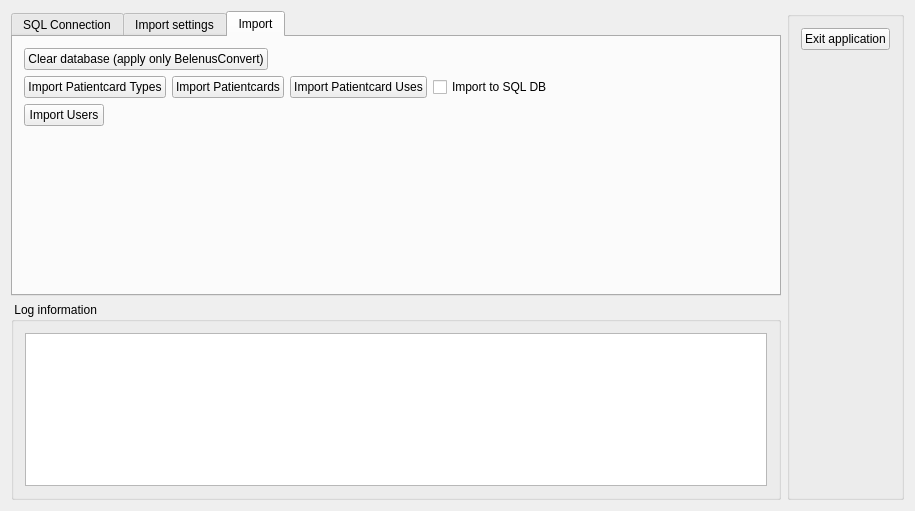
Before: the Qt Designer form dbtool/cdlgmain.ui in tbikfalvi/Belenus, drawn with Qt 5.
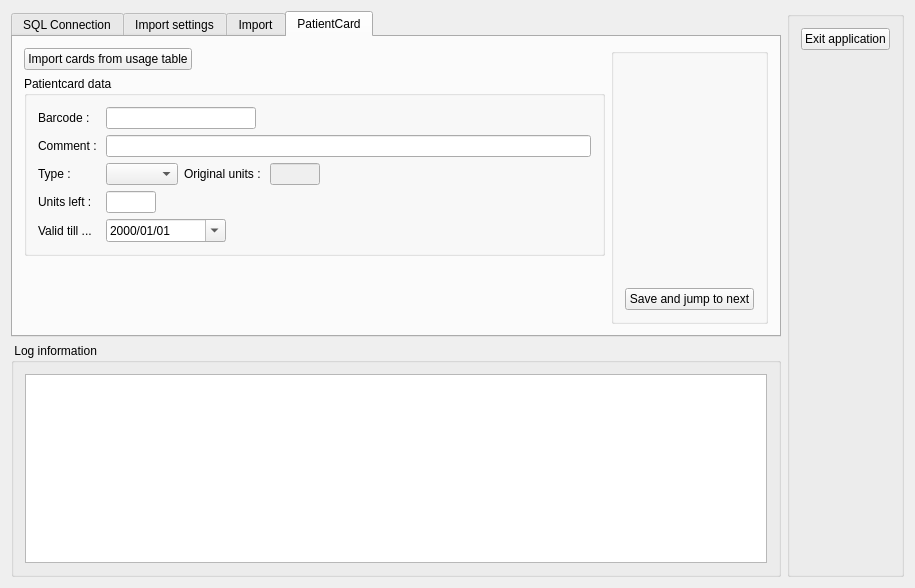
After: the same form once the commit is applied.

Diff of the .ui file:
```diff
--- a/dbtool/cdlgmain.ui
+++ b/dbtool/cdlgmain.ui
@@ -7,7 +7,7 @@
     <x>0</x>
     <y>0</y>
     <width>915</width>
-    <height>511</height>
+    <height>588</height>
    </rect>
   </property>
   <property name="windowTitle">
@@ -19,7 +19,7 @@
      <item>
       <widget class="QTabWidget" name="tabWidget">
        <property name="currentIndex">
-        <number>2</number>
+        <number>3</number>
        </property>
        <widget class="QWidget" name="tab">
         <attribute name="title">
@@ -416,6 +416,206 @@
          </item>
         </layout>
        </widget>
+       <widget class="QWidget" name="tab_4">
+        <attribute name="title">
+         <string>PatientCard</string>
+        </attribute>
+        <layout class="QHBoxLayout" name="horizontalLayout_10">
+         <item>
+          <layout class="QVBoxLayout" name="verticalLayout_8">
+           <item>
+            <layout class="QHBoxLayout" name="horizontalLayout_8">
+             <item>
+              <widget class="QPushButton" name="pbImportFromPCUse">
+               <property name="text">
+                <string>Import cards from usage table</string>
+               </property>
+              </widget>
+             </item>
+             <item>
+              <spacer name="horizontalSpacer_7">
+               <property name="orientation">
+                <enum>Qt::Horizontal</enum>
+               </property>
+               <property name="sizeHint" stdset="0">
+                <size>
+                 <width>40</width>
+                 <height>20</height>
+                </size>
+               </property>
+              </spacer>
+             </item>
+            </layout>
+           </item>
+           <item>
+            <widget class="QGroupBox" name="gbPatientCard">
+             <property name="title">
+              <string>Patientcard data</string>
+             </property>
+             <layout class="QFormLayout" name="formLayout_4">
+              <item row="0" column="0">
+               <widget class="QLabel" name="lblBarcode">
+                <property name="text">
+                 <string>Barcode : </string>
+                </property>
+               </widget>
+              </item>
+              <item row="0" column="1">
+               <widget class="QLineEdit" name="ledBarcode">
+                <property name="maximumSize">
+                 <size>
+                  <width>150</width>
+                  <height>16777215</height>
+                 </size>
+                </property>
+               </widget>
+              </item>
+              <item row="4" column="0">
+               <widget class="QLabel" name="lblType">
+                <property name="text">
+                 <string>Type : </string>
+                </property>
+               </widget>
+              </item>
+              <item row="6" column="0">
+               <widget class="QLabel" name="lblUnitsLeft">
+                <property name="text">
+                 <string>Units left : </string>
+                </property>
+               </widget>
+              </item>
+              <item row="4" column="1">
+               <layout class="QHBoxLayout" name="horizontalLayout_9">
+                <item>
+                 <widget class="QComboBox" name="cmbType"/>
+                </item>
+                <item>
+                 <widget class="QLabel" name="lblUnits">
+                  <property name="text">
+                   <string>Original units : </string>
+                  </property>
+                 </widget>
+                </item>
+                <item>
+                 <widget class="QLineEdit" name="ledUnits">
+                  <property name="enabled">
+                   <bool>false</bool>
+                  </property>
+                  <property name="maximumSize">
+                   <size>
+                    <width>50</width>
+                    <height>16777215</height>
+                   </size>
+                  </property>
+                 </widget>
+                </item>
+                <item>
+                 <spacer name="horizontalSpacer_8">
+                  <property name="orientation">
+                   <enum>Qt::Horizontal</enum>
+                  </property>
+                  <property name="sizeHint" stdset="0">
+                   <size>
+                    <width>40</width>
+                    <height>20</height>
+                   </size>
+                  </property>
+                 </spacer>
+                </item>
+               </layout>
+              </item>
+              <item row="6" column="1">
+               <widget class="QLineEdit" name="ledUnitsLeft">
+                <property name="maximumSize">
+                 <size>
+                  <width>50</width>
+                  <height>16777215</height>
+                 </size>
+                </property>
+               </widget>
+              </item>
+              <item row="2" column="0">
+               <widget class="QLabel" name="lblComment">
+                <property name="text">
+                 <string>Comment : </string>
+                </property>
+               </widget>
+              </item>
+              <item row="2" column="1">
+               <widget class="QLineEdit" name="ledComment"/>
+              </item>
+              <item row="8" column="0">
+               <widget class="QLabel" name="lblValid">
+                <property name="text">
+                 <string>Valid till ...</string>
+                </property>
+               </widget>
+              </item>
+              <item row="8" column="1">
+               <widget class="QDateEdit" name="deValid">
+                <property name="maximumSize">
+                 <size>
+                  <width>120</width>
+                  <height>16777215</height>
+                 </size>
+                </property>
+                <property name="displayFormat">
+                 <string>yyyy/MM/dd</string>
+                </property>
+                <property name="calendarPopup">
+                 <bool>true</bool>
+                </property>
+               </widget>
+              </item>
+             </layout>
+            </widget>
+           </item>
+           <item>
+            <spacer name="verticalSpacer_7">
+             <property name="orientation">
+              <enum>Qt::Vertical</enum>
+             </property>
+             <property name="sizeHint" stdset="0">
+              <size>
+               <width>20</width>
+               <height>40</height>
+              </size>
+             </property>
+            </spacer>
+           </item>
+          </layout>
+         </item>
+         <item>
+          <widget class="QGroupBox" name="gbPCAction">
+           <property name="title">
+            <string/>
+           </property>
+           <layout class="QVBoxLayout" name="verticalLayout_9">
+            <item>
+             <spacer name="verticalSpacer_6">
+              <property name="orientation">
+               <enum>Qt::Vertical</enum>
+              </property>
+              <property name="sizeHint" stdset="0">
+               <size>
+                <width>20</width>
+                <height>225</height>
+               </size>
+              </property>
+             </spacer>
+            </item>
+            <item>
+             <widget class="QPushButton" name="pbSaveNext">
+              <property name="text">
+               <string>Save and jump to next</string>
+              </property>
+             </widget>
+            </item>
+           </layout>
+          </widget>
+         </item>
+        </layout>
+       </widget>
       </widget>
      </item>
      <item>
```
